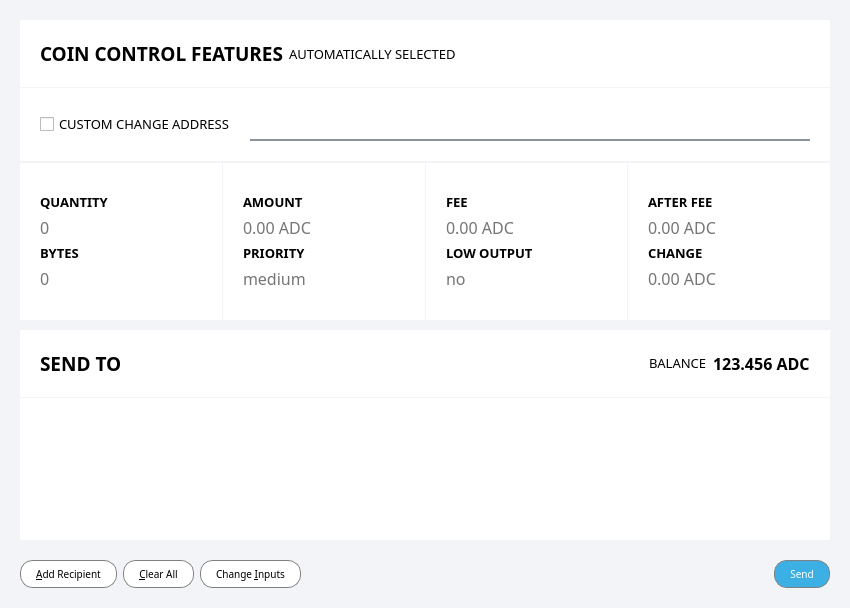
aurovine/AudioCoin, file src/qt/forms/sendcoinsdialog.ui: the form before one commit.
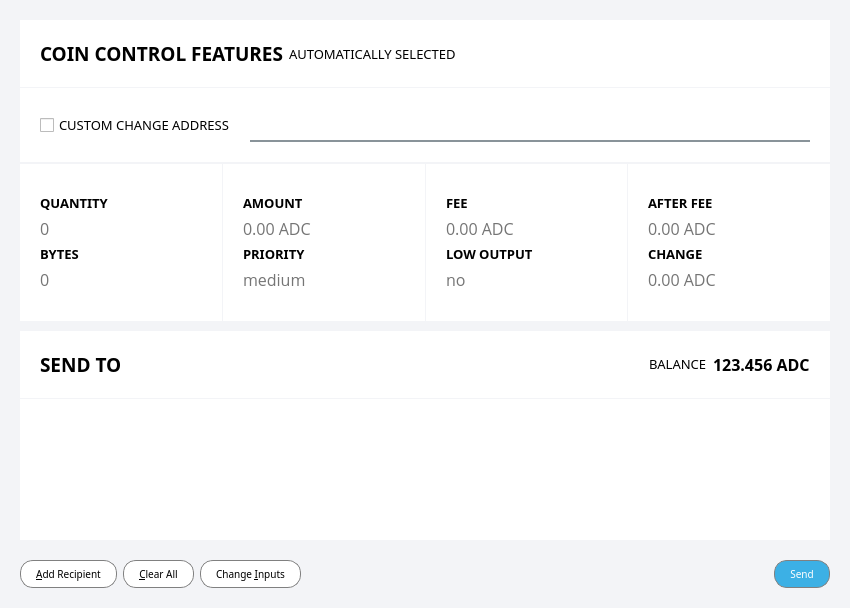
The form after the commit. Icons and pictures are not drawn.

```diff
--- a/src/qt/forms/sendcoinsdialog.ui
+++ b/src/qt/forms/sendcoinsdialog.ui
@@ -320,8 +320,8 @@
                      </property>
                      <property name="font">
                       <font>
-                       <family>Montserrat</family>
-                       <pointsize>12</pointsize>
+                       <family>Open Sans</family>
+                       <pointsize>13</pointsize>
                       </font>
                      </property>
                      <property name="styleSheet">
@@ -423,7 +423,7 @@
                        <widget class="QLabel" name="labelCoinControlQuantity">
                         <property name="font">
                          <font>
-                          <family>Montserrat</family>
+                          <family>Open Sans</family>
                           <pointsize>12</pointsize>
                          </font>
                         </property>
@@ -451,7 +451,7 @@
                        <widget class="QLabel" name="labelCoinControlBytes">
                         <property name="font">
                          <font>
-                          <family>Montserrat</family>
+                          <family>Open Sans</family>
                           <pointsize>12</pointsize>
                          </font>
                         </property>
@@ -548,7 +548,7 @@
                        <widget class="QLabel" name="labelCoinControlAmount">
                         <property name="font">
                          <font>
-                          <family>Montserrat</family>
+                          <family>Open Sans</family>
                           <pointsize>12</pointsize>
                          </font>
                         </property>
@@ -573,7 +573,7 @@
                        <widget class="QLabel" name="labelCoinControlPriority">
                         <property name="font">
                          <font>
-                          <family>Montserrat</family>
+                          <family>Open Sans</family>
                           <pointsize>12</pointsize>
                          </font>
                         </property>
@@ -670,7 +670,7 @@
                        <widget class="QLabel" name="labelCoinControlFee">
                         <property name="font">
                          <font>
-                          <family>Montserrat</family>
+                          <family>Open Sans</family>
                           <pointsize>12</pointsize>
                          </font>
                         </property>
@@ -894,7 +894,7 @@
                         </property>
                         <property name="font">
                          <font>
-                          <family>Montserrat</family>
+                          <family>Open Sans</family>
                           <pointsize>12</pointsize>
                          </font>
                         </property>
@@ -991,7 +991,7 @@
                        <widget class="QLabel" name="labelCoinControlAfterFee">
                         <property name="font">
                          <font>
-                          <family>Montserrat</family>
+                          <family>Open Sans</family>
                           <pointsize>12</pointsize>
                          </font>
                         </property>
@@ -1016,7 +1016,7 @@
                        <widget class="QLabel" name="labelCoinControlChange">
                         <property name="font">
                          <font>
-                          <family>Montserrat</family>
+                          <family>Open Sans</family>
                           <pointsize>12</pointsize>
                          </font>
                         </property>
```
